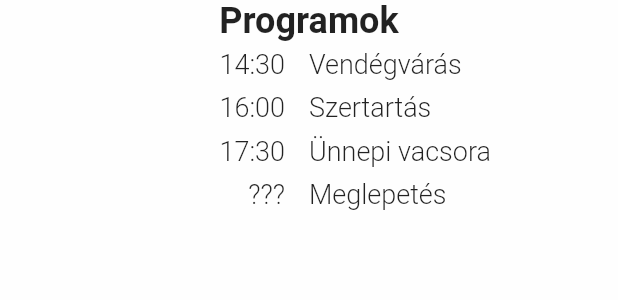
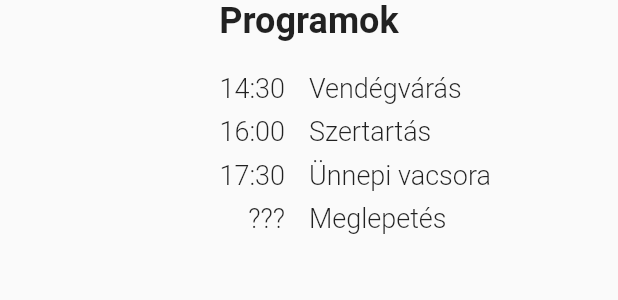
Before and after one commit to klau-es-zsolt/klau-es-zsolt.github.io, a Flutter app: the ProgramCard widget shown alone on an empty page, opened directly, on a phone screen of 412 x 824 dp. Shown: the top 300 px of the screen. Run offline on Flutter 3.47's test engine with Material 2 defaults, Android fonts, the light colour scheme and no system bars; our stand-ins replace bloc, flutter_bloc, flutter_svg, freezed_annotation, get_it, injectable; missing offline and left inert: dart:html, google_maps, http_interceptor; generated files the repository leaves out were written again; statements that could not run were skipped.

Commit message:
Add map, add svg divider, correct paddings

```diff
--- a/lib/ui/home/widgets/program_card.dart
+++ b/lib/ui/home/widgets/program_card.dart
@@ -1,7 +1,6 @@
 import 'package:flutter/material.dart';
 import 'package:intl/intl.dart';
 
-import 'package:wedding_page/ui/theme/colors.dart';
 import 'package:wedding_page/ui/widgets/common_text.dart';
 import 'package:wedding_page/ui/widgets/section_title.dart';
 import 'package:wedding_page/domain/model/program_point.dart';
@@ -19,7 +18,6 @@ class ProgramCard extends StatelessWidget {
   @override
   Widget build(BuildContext context) {
     return Container(
-      color: WeddingColors.backgroundWhite,
       child: Column(
         children: [
           const SectionTitle("Programok"),
--- a/lib/ui/home/widgets/welcome_card.dart
+++ b/lib/ui/home/widgets/welcome_card.dart
@@ -1,5 +1,5 @@
 import 'package:flutter/material.dart';
-import 'package:wedding_page/ui/theme/colors.dart';
+import 'package:wedding_page/ui/widgets/section_title.dart';
 
 class WelcomeCard extends StatelessWidget {
   const WelcomeCard({Key? key}) : super(key: key);
@@ -8,11 +8,11 @@ class WelcomeCard extends StatelessWidget {
   Widget build(BuildContext context) {
     return Container(
       width: double.infinity,
-      color: WeddingColors.backgroundWhite,
       child: Padding(
         padding: const EdgeInsets.all(8.0),
         child: Column(
-          children: [
+          children: const [
+            SectionTitle("Meghívó"),
             // invitation text
             Text("Meghívó olvashatatlan szöveg"),
             SizedBox(height: 8.0,),
--- a/lib/ui/theme/colors.dart
+++ b/lib/ui/theme/colors.dart
@@ -3,4 +3,5 @@ import 'package:flutter/material.dart';
 
 class WeddingColors {
   static final Color backgroundWhite = Colors.white.withOpacity(0.85);
+  static final Color dividerGreen = Colors.green.shade800;
 }
--- a/lib/ui/widgets/section_title.dart
+++ b/lib/ui/widgets/section_title.dart
@@ -7,12 +7,15 @@ class SectionTitle extends StatelessWidget {
 
   @override
   Widget build(BuildContext context) {
-    return Text(
-      title,
-      style: TextStyle(
-        fontWeight: FontWeight.bold,
-        fontSize: 24.0,
-        color: color,
+    return Padding(
+      padding: const EdgeInsets.only(bottom: 16.0),
+      child: Text(
+        title,
+        style: TextStyle(
+          fontWeight: FontWeight.bold,
+          fontSize: 24.0,
+          color: color,
+        ),
       ),
     );
   }
--- a/pubspec.yaml
+++ b/pubspec.yaml
@@ -48,6 +48,8 @@ dependencies:
   bloc: ^8.1.0
   flutter_bloc: ^8.1.0
   uuid: ^3.0.7
+  google_maps: ^6.2.0
+  flutter_svg: ^1.1.6
 
 dev_dependencies:
   flutter_test:
```
Also changed, not shown: lib/ui/home/home_screen.dart (+7 -0 lines), lib/ui/home/widgets/menu_card.dart (+7 -2 lines), lib/ui/home/widgets/place_card.dart (+33 -7 lines), lib/ui/home/widgets/registration_form/registration_form.dart (+2 -9 lines), lib/ui/widgets/wedding_divider.dart (added, +30 -0 lines), pubspec.lock, 1 other file.
